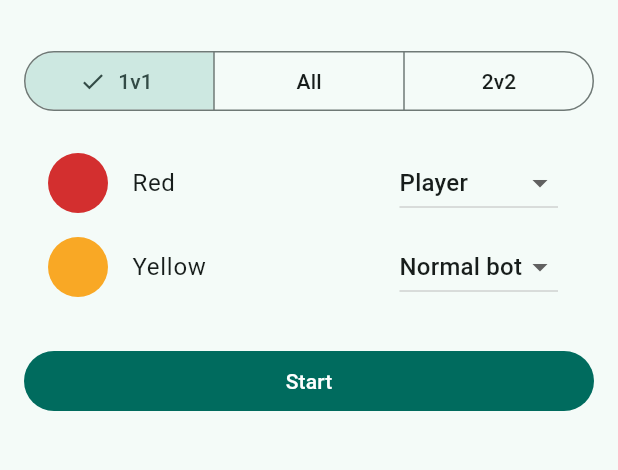
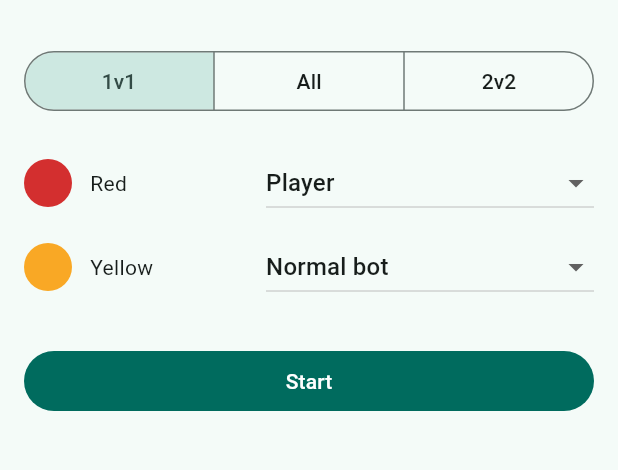
Before and after one commit to carlan2023/Arena, a Flutter app: the LocalSetupScreen screen opened by its route, on a phone screen of 412 x 824 dp, the part 63-533 px from its top. Run offline on Flutter 3.47's test engine with Material 3 defaults, Android fonts, the phone set to English and light mode, and no system bars; our stand-ins replace app_links, flutter_riverpod, go_router, share_plus, shared_preferences; accounts and stored records are empty.

Commit message:
M1.11 pass and play setup fits phone width, remove dead code

```diff
--- a/apps/mobile/lib/game/move_planner.dart
+++ b/apps/mobile/lib/game/move_planner.dart
@@ -150,9 +150,4 @@ class MovePlanner {
     _states.removeLast();
     return true;
   }
-
-  /// Takes back every step of this roll.
-  void undoAll() {
-    while (undo()) {}
-  }
 }
--- a/apps/mobile/lib/ui/local_setup_screen.dart
+++ b/apps/mobile/lib/ui/local_setup_screen.dart
@@ -50,6 +50,7 @@ class _LocalSetupScreenState extends State<LocalSetupScreen> {
         padding: const EdgeInsets.all(16),
         children: [
           SegmentedButton<GameMode>(
+            showSelectedIcon: false,
             segments: const [
               ButtonSegment(value: GameMode.oneVsOne, label: Text('1v1')),
               ButtonSegment(value: GameMode.freeForAll, label: Text('All')),
@@ -83,19 +84,36 @@ class _LocalSetupScreenState extends State<LocalSetupScreen> {
       ...SeatKind.values,
       if (_mode == GameMode.freeForAll) null,
     ];
-    return ListTile(
-      leading: CircleAvatar(
+    // A Row, not a ListTile: a ListTile gives its trailing dropdown its full
+    // width and squeezes the name, which overflowed on narrow web screens.
+    return Padding(
+      padding: const EdgeInsets.symmetric(vertical: 4),
+      child: Row(
+        children: [
+          CircleAvatar(
+            radius: 16,
             backgroundColor: BoardPalette.standard.player(c.index),
           ),
-      title: Text(colorName(c)),
-      trailing: DropdownButton<SeatKind?>(
+          const SizedBox(width: 12),
+          Expanded(child: Text(colorName(c), overflow: TextOverflow.ellipsis)),
+          const SizedBox(width: 8),
+          Flexible(
+            flex: 2,
+            child: DropdownButton<SeatKind?>(
               key: Key('seat-${c.name}'),
+              isExpanded: true,
               value: _seats[c],
               items: [
                 for (final k in kinds)
-            DropdownMenuItem(value: k, child: Text(_label(k))),
+                  DropdownMenuItem(
+                    value: k,
+                    child: Text(_label(k), overflow: TextOverflow.ellipsis),
+                  ),
               ],
               onChanged: (k) => setState(() => _seats[c] = k),
+            ),
+          ),
+        ],
       ),
     );
   }
```
Also changed, not shown: apps/mobile/lib/game/table_view.dart (+0 -7 lines), 1 other file. Lines whose indentation alone changed are shown as unchanged.
